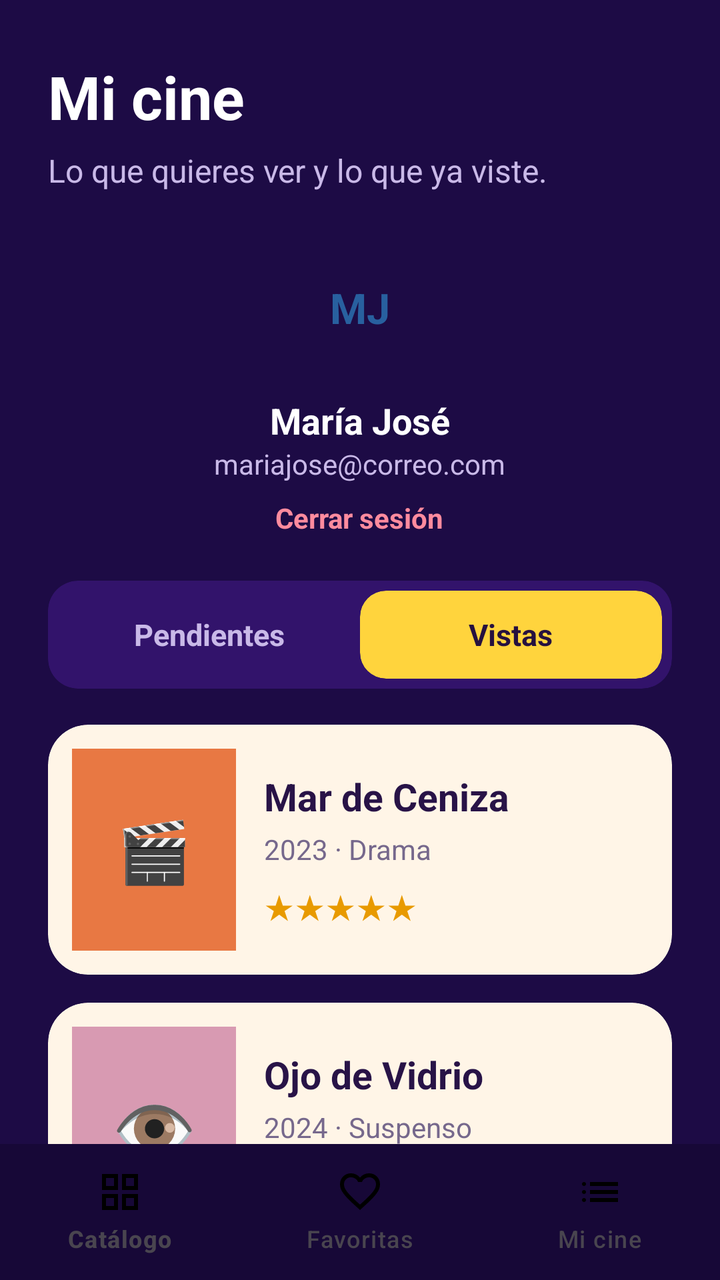
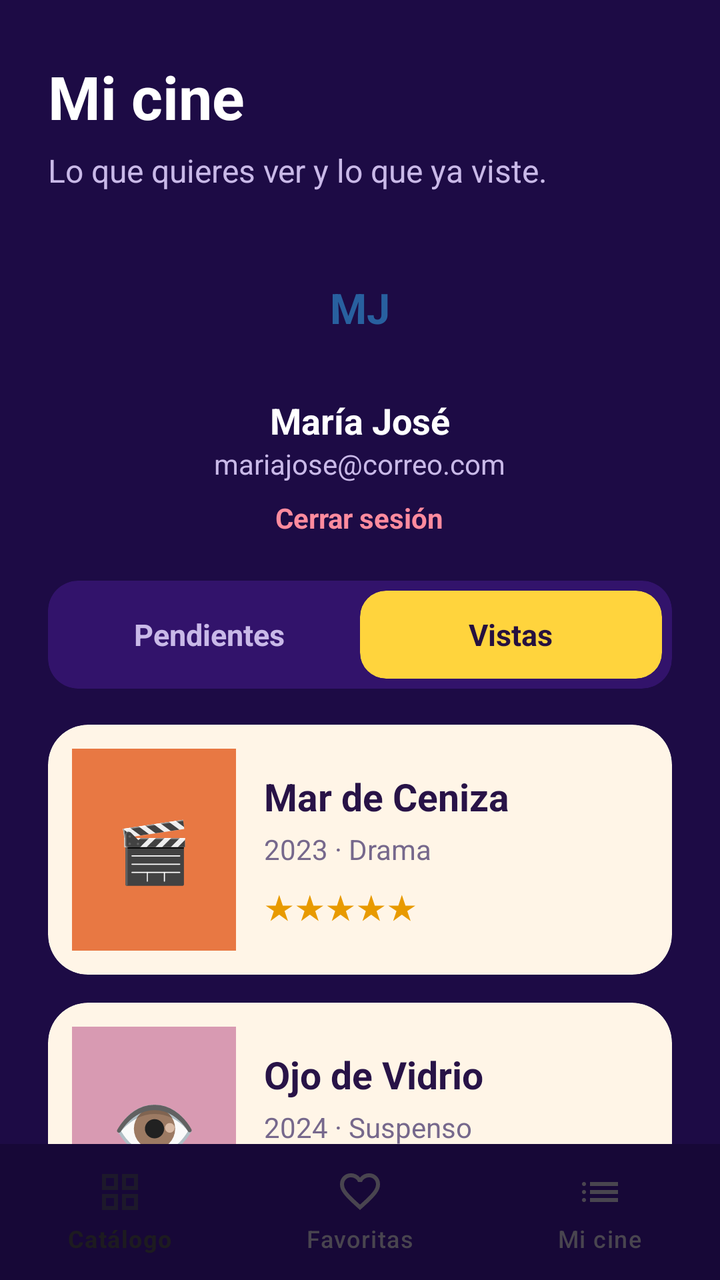

Before-and-after screenshots of an Android layout around one commit, followed by the original layout XML and the change that was made.
<!-- AndroidManifest.xml: application theme Theme.CINEAPP -->
<!-- res/layout/activity_mi_cine.xml -->
<?xml version="1.0" encoding="utf-8"?>
<androidx.constraintlayout.widget.ConstraintLayout
    xmlns:android="http://schemas.android.com/apk/res/android"
    xmlns:app="http://schemas.android.com/apk/res-auto"
    android:id="@+id/main"
    android:layout_width="match_parent"
    android:layout_height="match_parent"
    android:background="#1D0B45">

    <ScrollView
        android:id="@+id/scrollMiCine"
        android:layout_width="0dp"
        android:layout_height="0dp"
        android:fillViewport="true"
        android:scrollbars="none"
        app:layout_constraintTop_toTopOf="parent"
        app:layout_constraintBottom_toTopOf="@id/bottomNavigationMiCine"
        app:layout_constraintStart_toStartOf="parent"
        app:layout_constraintEnd_toEndOf="parent">

        <LinearLayout
            android:layout_width="match_parent"
            android:layout_height="wrap_content"
            android:orientation="vertical"
            android:paddingStart="24dp"
            android:paddingEnd="24dp"
            android:paddingTop="28dp"
            android:paddingBottom="28dp">

            <TextView
                android:id="@+id/tvTituloMiCine"
                android:layout_width="wrap_content"
                android:layout_height="wrap_content"
                android:text="Mi cine"
                android:textColor="#FFFFFF"
                android:textSize="30sp"
                android:textStyle="bold" />

            <TextView
                android:id="@+id/tvSubtituloMiCine"
                android:layout_width="wrap_content"
                android:layout_height="wrap_content"
                android:layout_marginTop="6dp"
                android:text="Lo que quieres ver y lo que ya viste."
                android:textColor="#C9B9E8"
                android:textSize="16sp" />

            <LinearLayout
                android:id="@+id/layoutPerfil"
                android:layout_width="match_parent"
                android:layout_height="wrap_content"
                android:layout_marginTop="22dp"
                android:gravity="center"
                android:orientation="vertical">

                <TextView
                    android:id="@+id/tvIniciales"
                    android:layout_width="72dp"
                    android:layout_height="72dp"

                    android:gravity="center"
                    android:text="MJ"
                    android:textColor="#28609F"
                    android:textSize="21sp"
                    android:textStyle="bold" />

                <TextView
                    android:id="@+id/tvNombreUsuario"
                    android:layout_width="wrap_content"
                    android:layout_height="wrap_content"
                    android:layout_marginTop="8dp"
                    android:text="María José"
                    android:textColor="#FFFFFF"
                    android:textSize="18sp"
                    android:textStyle="bold" />

                <TextView
                    android:id="@+id/tvCorreoUsuario"
                    android:layout_width="wrap_content"
                    android:layout_height="wrap_content"
                    android:text="mariajose@correo.com"
                    android:textColor="#C9B9E8"
                    android:textSize="14sp" />

                <TextView
                    android:id="@+id/tvCerrarSesion"
                    android:layout_width="wrap_content"
                    android:layout_height="wrap_content"
                    android:layout_marginTop="8dp"
                    android:text="Cerrar sesión"
                    android:textColor="#FF8B9E"
                    android:textSize="14sp"
                    android:textStyle="bold" />

            </LinearLayout>

            <com.google.android.material.card.MaterialCardView
                android:id="@+id/cardTabs"
                android:layout_width="match_parent"
                android:layout_height="54dp"
                android:layout_marginTop="22dp"
                app:cardBackgroundColor="#32136B"
                app:cardCornerRadius="15dp"
                app:cardElevation="0dp"
                app:strokeWidth="0dp">

                <LinearLayout
                    android:layout_width="match_parent"
                    android:layout_height="match_parent"
                    android:orientation="horizontal"
                    android:padding="5dp">

                    <TextView
                        android:id="@+id/btnPendientes"
                        android:layout_width="0dp"
                        android:layout_height="match_parent"
                        android:layout_weight="1"
                        android:gravity="center"
                        android:text="Pendientes"
                        android:textColor="#C9B9E8"
                        android:textSize="15sp"
                        android:textStyle="bold" />

                    <com.google.android.material.card.MaterialCardView
                        android:id="@+id/btnVistas"
                        android:layout_width="0dp"
                        android:layout_height="match_parent"
                        android:layout_weight="1"
                        app:cardBackgroundColor="#FFD43D"
                        app:cardCornerRadius="13dp"
                        app:cardElevation="0dp"
                        app:strokeWidth="0dp">

                        <TextView
                            android:layout_width="match_parent"
                            android:layout_height="match_parent"
                            android:gravity="center"
                            android:text="Vistas"
                            android:textColor="#26113F"
                            android:textSize="15sp"
                            android:textStyle="bold" />

                    </com.google.android.material.card.MaterialCardView>

                </LinearLayout>

            </com.google.android.material.card.MaterialCardView>

            <com.google.android.material.card.MaterialCardView
                android:id="@+id/cardMarDeCeniza"
                android:layout_width="match_parent"
                android:layout_height="125dp"
                android:layout_marginTop="18dp"
                app:cardBackgroundColor="#FFF5E7"
                app:cardCornerRadius="20dp"
                app:cardElevation="0dp"
                app:strokeWidth="0dp">

                <LinearLayout
                    android:layout_width="match_parent"
                    android:layout_height="match_parent"
                    android:orientation="horizontal"
                    android:padding="12dp">

                    <TextView
                        android:id="@+id/imgMarDeCeniza"
                        android:layout_width="82dp"
                        android:layout_height="101dp"
                        android:background="#E87843"
                        android:gravity="center"
                        android:text="🎬"
                        android:textSize="30sp" />

                    <LinearLayout
                        android:layout_width="0dp"
                        android:layout_height="match_parent"
                        android:layout_weight="1"
                        android:layout_marginStart="14dp"
                        android:gravity="center_vertical"
                        android:orientation="vertical">

                        <TextView
                            android:id="@+id/tvMarDeCeniza"
                            android:layout_width="wrap_content"
                            android:layout_height="wrap_content"
                            android:text="Mar de Ceniza"
                            android:textColor="#281347"
                            android:textSize="19sp"
                            android:textStyle="bold" />

                        <TextView
                            android:id="@+id/tvInfoMarDeCeniza"
                            android:layout_width="wrap_content"
                            android:layout_height="wrap_content"
                            android:layout_marginTop="4dp"
                            android:text="2023 · Drama"
                            android:textColor="#76688C"
                            android:textSize="14sp" />

                        <TextView
                            android:id="@+id/tvStarsMarDeCeniza"
                            android:layout_width="wrap_content"
                            android:layout_height="wrap_content"
                            android:layout_marginTop="7dp"
                            android:text="★★★★★"
                            android:textColor="#E89A00"
                            android:textSize="17sp" />

                    </LinearLayout>

                </LinearLayout>

            </com.google.android.material.card.MaterialCardView>

            <com.google.android.material.card.MaterialCardView
                android:id="@+id/cardOjoDeVidrio"
                android:layout_width="match_parent"
                android:layout_height="125dp"
                android:layout_marginTop="14dp"
                app:cardBackgroundColor="#FFF5E7"
                app:cardCornerRadius="20dp"
                app:cardElevation="0dp"
                app:strokeWidth="0dp">

                <LinearLayout
                    android:layout_width="match_parent"
                    android:layout_height="match_parent"
                    android:orientation="horizontal"
                    android:padding="12dp">

                    <TextView
                        android:id="@+id/imgOjoDeVidrio"
                        android:layout_width="82dp"
                        android:layout_height="101dp"
                        android:background="#D89AB2"
                        android:gravity="center"
                        android:text="👁️"
                        android:textSize="34sp" />

                    

                    <LinearLayout
                        android:layout_width="0dp"
                        android:layout_height="match_parent"
                        android:layout_weight="1"
                        android:layout_marginStart="14dp"
                        android:gravity="center_vertical"
                        android:orientation="vertical">

                        <TextView
                            android:id="@+id/tvOjoDeVidrio"
                            android:layout_width="wrap_content"
                            android:layout_height="wrap_content"
                            android:text="Ojo de Vidrio"
                            android:textColor="#281347"
                            android:textSize="19sp"
                            android:textStyle="bold" />

                        <TextView
                            android:id="@+id/tvInfoOjoDeVidrio"
                            android:layout_width="wrap_content"
                            android:layout_height="wrap_content"
                            android:layout_marginTop="4dp"
                            android:text="2024 · Suspenso"
                            android:textColor="#76688C"
                            android:textSize="14sp" />

                        <TextView
                            android:id="@+id/tvStarsOjoDeVidrio"
                            android:layout_width="wrap_content"
                            android:layout_height="wrap_content"
                            android:layout_marginTop="7dp"
                            android:text="★★★★☆"
                            android:textColor="#E89A00"
                            android:textSize="17sp" />

                    </LinearLayout>

                </LinearLayout>

            </com.google.android.material.card.MaterialCardView>

            <TextView
                android:id="@+id/tvMisResenas"
                android:layout_width="wrap_content"
                android:layout_height="wrap_content"
                android:layout_marginTop="28dp"
                android:text="Mis reseñas"
                android:textColor="#FFFFFF"
                android:textSize="19sp"
                android:textStyle="bold" />

            
            <com.google.android.material.card.MaterialCardView
                android:id="@+id/cardInterestelar"
                android:layout_width="match_parent"
                android:layout_height="wrap_content"
                android:layout_marginTop="10dp"
                app:cardBackgroundColor="#FFF5E7"
                app:cardCornerRadius="16dp"
                app:cardElevation="0dp"
                app:strokeWidth="0dp">

                <LinearLayout
                    android:layout_width="match_parent"
                    android:layout_height="wrap_content"
                    android:orientation="vertical"
                    android:padding="14dp">

                    <TextView
                        android:layout_width="wrap_content"
                        android:layout_height="wrap_content"
                        android:text="Interestelar"
                        android:textColor="#281347"
                        android:textSize="16sp"
                        android:textStyle="bold" />

                    <TextView
                        android:layout_width="wrap_content"
                        android:layout_height="wrap_content"
                        android:layout_marginTop="3dp"
                        android:text="★★★★★"
                        android:textColor="#E89A00"
                        android:textSize="14sp" />

                    <TextView
                        android:layout_width="match_parent"
                        android:layout_height="wrap_content"
                        android:layout_marginTop="3dp"
                        android:text="Increíble banda sonora y visualmente impactante."
                        android:textColor="#62566F"
                        android:textSize="14sp" />

                </LinearLayout>

            </com.google.android.material.card.MaterialCardView>

            <com.google.android.material.card.MaterialCardView
                android:id="@+id/cardZootopia"
                android:layout_width="match_parent"
                android:layout_height="wrap_content"
                android:layout_marginTop="10dp"
                app:cardBackgroundColor="#FFF5E7"
                app:cardCornerRadius="16dp"
                app:cardElevation="0dp"
                app:strokeWidth="0dp">

                <LinearLayout
                    android:layout_width="match_parent"
                    android:layout_height="wrap_content"
                    android:orientation="vertical"
                    android:padding="14dp">

                    <TextView
                        android:layout_width="wrap_content"
                        android:layout_height="wrap_content"
                        android:text="Zootopia"
                        android:textColor="#281347"
                        android:textSize="16sp"
                        android:textStyle="bold" />

                    <TextView
                        android:layout_width="wrap_content"
                        android:layout_height="wrap_content"
                        android:layout_marginTop="3dp"
                        android:text="★★★★"
                        android:textColor="#E89A00"
                        android:textSize="14sp" />

                    <TextView
                        android:layout_width="match_parent"
                        android:layout_height="wrap_content"
                        android:layout_marginTop="3dp"
                        android:text="Divertida para toda la familia."
                        android:textColor="#62566F"
                        android:textSize="14sp" />
                </LinearLayout>
            </com.google.android.material.card.MaterialCardView>
            <View
                android:layout_width="match_parent"
                android:layout_height="20dp" />

        </LinearLayout>

    </ScrollView>

    <com.google.android.material.bottomnavigation.BottomNavigationView
        android:id="@+id/bottomNavigationMiCine"
        android:layout_width="0dp"
        android:layout_height="68dp"
        android:background="#170837"
        app:itemIconTint="@color/nav_color"
        app:itemTextColor="@color/nav_color"
        app:labelVisibilityMode="labeled"
        app:menu="@menu/bottom_nav_menu"
        app:layout_constraintBottom_toBottomOf="parent"
        app:layout_constraintStart_toStartOf="parent"
        app:layout_constraintEnd_toEndOf="parent" />

</androidx.constraintlayout.widget.ConstraintLayout>
<!-- resources referenced by this layout -->
<resources>
  <style name="Theme.CINEAPP" parent="Base.Theme.CINEAPP" />
  <style name="Base.Theme.CINEAPP" parent="Theme.Material3.DayNight.NoActionBar">
          
          
      </style>
</resources>

<!-- the commit's change to res/layout/activity_mi_cine.xml (unified diff, before → after) -->
@@ -389,8 +389,6 @@
         android:layout_width="0dp"
         android:layout_height="68dp"
         android:background="#170837"
-        app:itemIconTint="@color/nav_color"
-        app:itemTextColor="@color/nav_color"
         app:labelVisibilityMode="labeled"
         app:menu="@menu/bottom_nav_menu"
         app:layout_constraintBottom_toBottomOf="parent"
